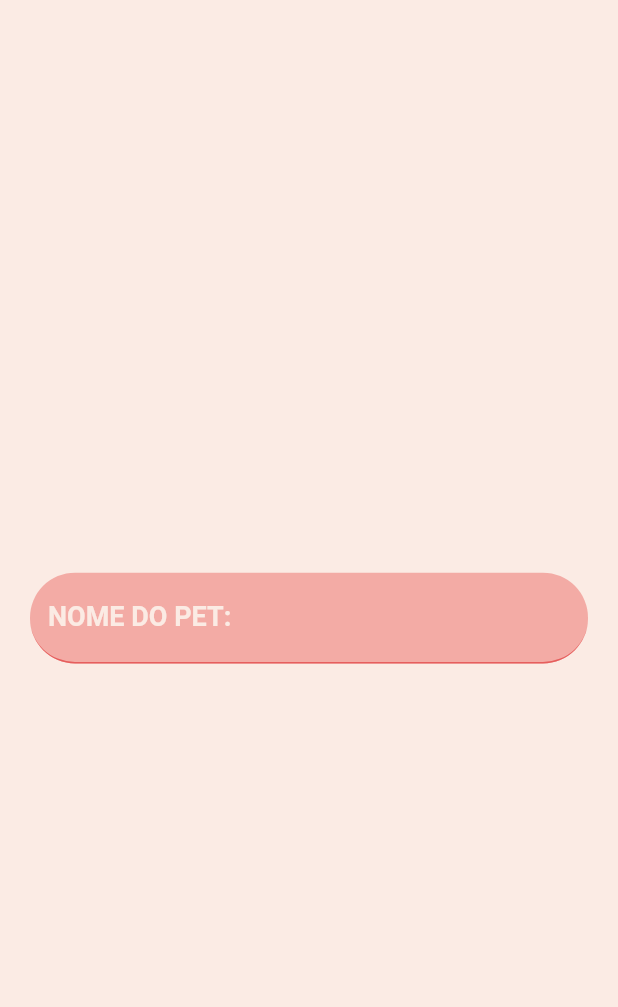
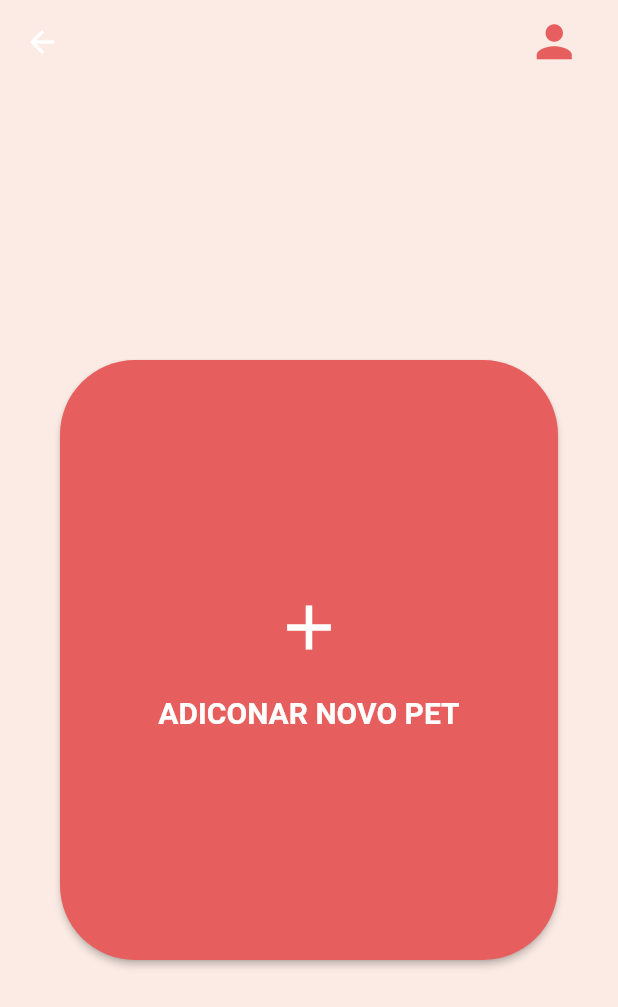
Before and after one commit to anaclara-s/petshop, a Flutter app: the HomeScreen screen opened directly, after a tap on the "pets" icon, on a phone screen of 412 x 824 dp. Shown: the top 1007 px of the screen. Run offline on Flutter 3.47's test engine with Material 2 defaults, Android fonts, the phone set to English and light mode, and no system bars; our stand-ins replace mask_text_input_formatter, material_design_icons_flutter.

Commit message:
iniciando tela Pet e criando um modelo de AppBar

```diff
--- a/lib/screens/home_screen.dart
+++ b/lib/screens/home_screen.dart
@@ -1,7 +1,8 @@
 import 'package:flutter/material.dart';
 import 'package:material_design_icons_flutter/material_design_icons_flutter.dart';
-import 'package:petshop/shared/models/bottom_menu.dart';
 
+import '../shared/models/bottom_menu.dart';
+import '../shared/models/appbar_customized.dart';
 import 'detail_screen.dart';
 import '../shared/constants/constants.dart';
 import '../shared/models/product.dart';
@@ -13,25 +14,7 @@ class HomeScreen extends StatelessWidget {
   @override
   Widget build(BuildContext context) {
     return Scaffold(
-      appBar: AppBar(
-        elevation: 0,
-        backgroundColor: Colors.transparent,
-        actions: [
-          Padding(
-            padding: const EdgeInsets.only(right: 20),
-            child: IconButton(
-              onPressed: () {
-                print('PERFIL');
-              },
-              icon: const Icon(
-                Icons.person,
-                size: 35,
-                color: Color.fromARGB(255, 230, 94, 93),
-              ),
-            ),
-          ),
-        ],
-      ),
+      appBar: const AppBarCustomized(),
 
       //
 
--- a/lib/screens/your_pets_screen.dart
+++ b/lib/screens/your_pets_screen.dart
@@ -1,6 +1,7 @@
 import 'package:flutter/material.dart';
 
-import '../shared/constants/constants.dart';
+import '../shared/models/appbar_customized.dart';
+import 'add_your_pets_screen.dart';
 
 class YourPetsScreen extends StatelessWidget {
   const YourPetsScreen({super.key});
@@ -8,25 +9,40 @@ class YourPetsScreen extends StatelessWidget {
   @override
   Widget build(BuildContext context) {
     return Scaffold(
-      body: Column(
+      appBar: const AppBarCustomized(),
+      body: Align(
+        alignment: Alignment.center,
+        child: ElevatedButton(
+          style: ElevatedButton.styleFrom(
+            minimumSize: const Size(50, 60),
+          ),
+          child: const SizedBox(
+            width: 300,
+            height: 400,
+            child: Column(
               mainAxisAlignment: MainAxisAlignment.center,
               crossAxisAlignment: CrossAxisAlignment.center,
               children: [
-          SingleChildScrollView(
-            scrollDirection: Axis.vertical,
-            child: Container(
-              margin: const EdgeInsets.all(kDefaultPaddin),
-              child: Column(
-                children: [
-                  TextFormField(
-                    style: const TextStyle(color: Colors.white),
-                    decoration: const InputDecoration(labelText: 'NOME DO PET:'),
+                Icon(
+                  Icons.add,
+                  size: 50,
                 ),
+                SizedBox(
+                  height: 20,
+                ),
+                Text('ADICONAR NOVO PET'),
               ],
             ),
           ),
+          onPressed: () {
+            Navigator.push(
+              context,
+              MaterialPageRoute(
+                builder: (context) => const AddYourPetsScreen(),
               ),
-        ],
+            );
+          },
+        ),
       ),
     );
   }
--- /dev/null
+++ b/lib/shared/models/appbar_customized.dart
@@ -0,0 +1,31 @@
+import 'package:flutter/material.dart';
+
+class AppBarCustomized extends StatelessWidget implements PreferredSizeWidget {
+  const AppBarCustomized({Key? key}) : super(key: key);
+
+  @override
+  Widget build(BuildContext context) {
+    return AppBar(
+      elevation: 0,
+      backgroundColor: Colors.transparent,
+      actions: [
+        Padding(
+          padding: const EdgeInsets.only(right: 20),
+          child: IconButton(
+            onPressed: () {
+              print('PERFIL');
+            },
+            icon: const Icon(
+              Icons.person,
+              size: 35,
+              color: Color.fromARGB(255, 230, 94, 93),
+            ),
+          ),
+        ),
+      ],
+    );
+  }
+
+  @override
+  Size get preferredSize => const Size.fromHeight(kToolbarHeight);
+}
--- a/lib/shared/themes/theme_data.dart
+++ b/lib/shared/themes/theme_data.dart
@@ -4,6 +4,7 @@ class CustomThemeData {
   static ThemeData getThemeData() {
     return ThemeData(
       scaffoldBackgroundColor: const Color.fromARGB(255, 251, 235, 228),
+
       //TextFormField start
       inputDecorationTheme: InputDecorationTheme(
         filled: true,
@@ -30,6 +31,8 @@ class CustomThemeData {
         ),
       ),
       //TextFormField end
+
+      //ElevatedButton start
       elevatedButtonTheme: ElevatedButtonThemeData(
         style: ElevatedButton.styleFrom(
           shape: RoundedRectangleBorder(
@@ -43,6 +46,7 @@ class CustomThemeData {
           backgroundColor: const Color.fromARGB(255, 230, 94, 93),
         ),
       ),
+      //ElevatedButton end
     );
   }
 }
```
Also changed, not shown: lib/screens/add_your_pets_screen.dart (added, +27 -0 lines). Lines whose indentation alone changed are shown as unchanged.
